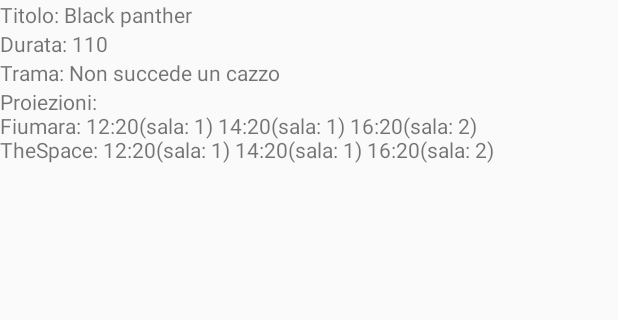
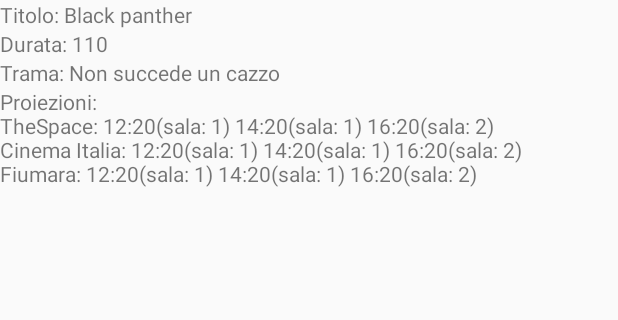
Before and after one commit to EmanueleVenzano/CinemaEventi, an Android app: the Locandine screen opened directly, with no data from a screen before it, after a tap on "Black panther", on a phone screen of 412 x 824 dp, the part 360-680 px from its top. Run offline under Robolectric (Android 15) with nearby library versions, the phone set to English and light mode, and no system bars; libraries missing offline, so code that uses them is left out: com.google.ads.mediation.

Commit message:
Ema 07/08/18 12:23

```diff
--- a/app/src/main/java/nf/application/emanuele/tesi1/Cinemas.java
+++ b/app/src/main/java/nf/application/emanuele/tesi1/Cinemas.java
@@ -12,30 +12,9 @@ public class Cinemas {
         Proiezione P1 = new Proiezione();
         Proiezione P2 = new Proiezione();
         Proiezione P3 = new Proiezione();
-        P1.orario = "12:20";
-        P1.sala=1;
-        P2.orario = "14:20";
-        P2.sala=1;
-        P3.orario = "16:20";
-        P3.sala=2;
         Film f1 = new Film();
-        f1.Titolo = "Black panther";
-        f1.durata = 110;
-        f1.trama = "Non succede un cazzo";
-        f1.immagine = "https://java.sogeti.nl/JavaBlog/wp-content/uploads/2009/04/android_icon_256.png";
-        f1.proiezione.add(P1);
-        f1.proiezione.add(P2);
-        f1.proiezione.add(P3);
         Cinema c1 = new Cinema();
-        c1.name = "Fiumara";
-        c1.films.add(f1);
-        cinemas.add(c1);
 
-        P1 = new Proiezione();
-        P2 = new Proiezione();
-        P3 = new Proiezione();
-        f1 = new Film();
-        c1 = new Cinema();
         P1.orario = "12:20";
         P1.sala=1;
         P2.orario = "14:20";
@@ -65,5 +44,50 @@ public class Cinemas {
         f1.proiezione.add(P1);
         c1.films.add(f1);
         cinemas.add(c1);
+
+        P1 = new Proiezione();
+        P2 = new Proiezione();
+        P3 = new Proiezione();
+        f1 = new Film();
+        c1 = new Cinema();
+        P1.orario = "12:20";
+        P1.sala=1;
+        P2.orario = "14:20";
+        P2.sala=1;
+        P3.orario = "16:20";
+        P3.sala=2;
+        f1.Titolo = "Black panther";
+        f1.durata = 110;
+        f1.trama = "Non succede un cazzo";
+        f1.immagine = "https://java.sogeti.nl/JavaBlog/wp-content/uploads/2009/04/android_icon_256.png";
+        f1.proiezione.add(P1);
+        f1.proiezione.add(P2);
+        f1.proiezione.add(P3);
+        c1.films.add(f1);
+        c1.name="Cinema Italia";
+        cinemas.add(c1);
+
+        P1 = new Proiezione();
+        P2 = new Proiezione();
+        P3 = new Proiezione();
+        f1 = new Film();
+        c1 = new Cinema();
+        P1.orario = "12:20";
+        P1.sala=1;
+        P2.orario = "14:20";
+        P2.sala=1;
+        P3.orario = "16:20";
+        P3.sala=2;
+        f1.Titolo = "Black panther";
+        f1.durata = 110;
+        f1.trama = "Non succede un cazzo";
+        f1.immagine = "https://java.sogeti.nl/JavaBlog/wp-content/uploads/2009/04/android_icon_256.png";
+        f1.proiezione.add(P1);
+        f1.proiezione.add(P2);
+        f1.proiezione.add(P3);
+        c1.name = "Fiumara";
+        c1.films.add(f1);
+        cinemas.add(c1);
+
     }
 }
--- a/app/src/main/java/nf/application/emanuele/tesi1/DBHelper.java
+++ b/app/src/main/java/nf/application/emanuele/tesi1/DBHelper.java
@@ -13,7 +13,9 @@ public class DBHelper extends SQLiteOpenHelper {
     @Override
     public void onCreate(SQLiteDatabase db){
         db.execSQL(CinemaDB.CREATE_CINEMA_TABLE);
-        db.execSQL("INSERT INTO cinema VALUES ('Fiumara', 'fiumara', 'Multisala STRABILIANTEE', 44.24500, 8.2463)");
+        db.execSQL("INSERT INTO cinema VALUES ('Cinema Italia', 'italia', 'NON Multisala STRABILIANTEE', 44.402998, 8.684109)");
+        db.execSQL("INSERT INTO cinema VALUES ('TheSpace', 'thespace', 'Multisala in centro', 44.408186, 8.921580)");
+        db.execSQL("INSERT INTO cinema VALUES ('Fiumara', 'fiumara', 'Multisala STRABILIANTEE', 44.413469, 8.880971)");
     }
 
     @Override
```
Also changed, not shown: app/src/main/java/nf/application/emanuele/tesi1/CinemaDB.java (+31 -1 lines), app/src/main/java/nf/application/emanuele/tesi1/MapsActivity.java (+43 -12 lines), app/src/main/res/layout/marker_clicked.xml (added, +27 -0 lines).
